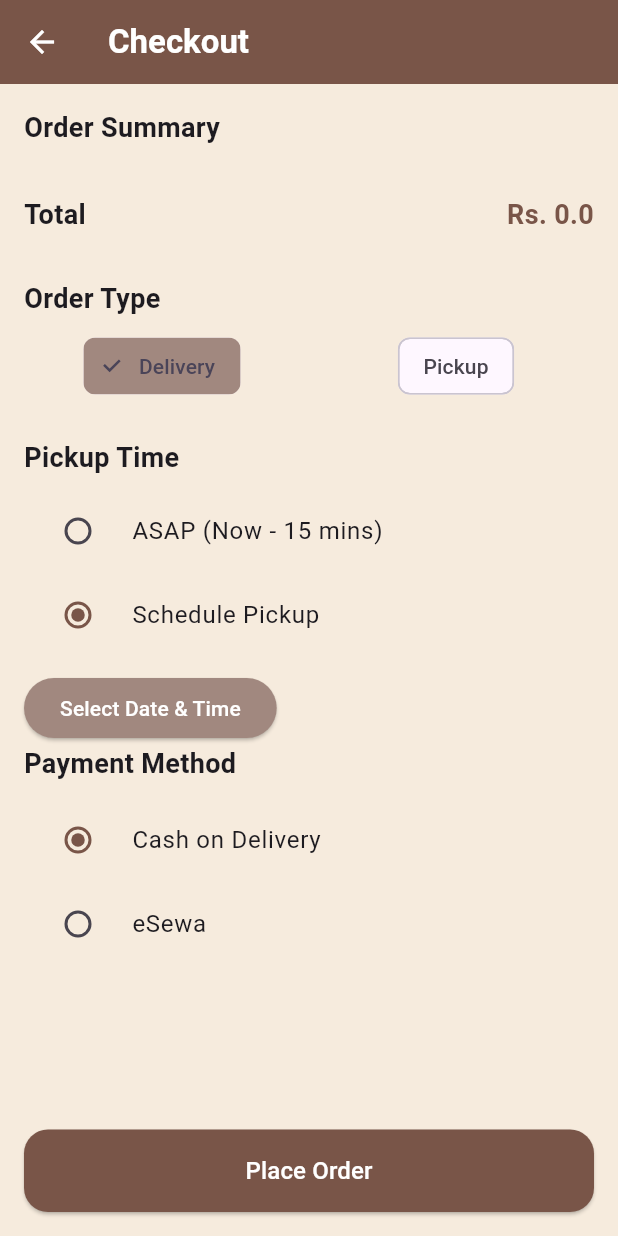
After one commit to anshuyas/daisy_brew, a Flutter app: the CheckoutScreen screen opened directly, after a tap on "Schedule Pickup", on a phone screen of 412 x 824 dp. The commit adds this screen. Run offline on Flutter 3.47's test engine with Material 3 defaults, Android fonts, the phone set to English and light mode, and no system bars; our stand-ins replace connectivity_plus, dartz, dio, equatable, flutter_riverpod, flutter_secure_storage and 5 more; missing offline and left inert: proximity_sensor, shake; accounts and stored records are empty; Roboto replaces fonts that are missing (Ubuntu).

Commit message:
created checkout page

```diff
--- a/lib/features/dashboard/presentation/pages/cart_screen.dart
+++ b/lib/features/dashboard/presentation/pages/cart_screen.dart
@@ -1,4 +1,5 @@
 import 'package:daisy_brew/features/auth/data/datasources/local/cart_local_datasource.dart';
+import 'package:daisy_brew/features/dashboard/presentation/pages/checkout_screen.dart';
 import 'package:flutter/material.dart';
 
 class CartScreen extends StatefulWidget {
@@ -29,6 +30,7 @@ class _CartScreenState extends State<CartScreen> {
               ),
             )
           : ListView.builder(
+              padding: const EdgeInsets.all(16),
               itemCount: cartItems.length,
               itemBuilder: (context, index) {
                 final item = cartItems[index];
@@ -57,6 +59,30 @@ class _CartScreenState extends State<CartScreen> {
                 );
               },
             ),
+      bottomNavigationBar: cartItems.isEmpty
+          ? null
+          : Padding(
+              padding: const EdgeInsets.all(16),
+              child: ElevatedButton(
+                style: ElevatedButton.styleFrom(
+                  backgroundColor: Colors.brown,
+                  padding: const EdgeInsets.symmetric(vertical: 16),
+                  shape: RoundedRectangleBorder(
+                    borderRadius: BorderRadius.circular(16),
+                  ),
+                ),
+                onPressed: () {
+                  Navigator.push(
+                    context,
+                    MaterialPageRoute(builder: (_) => const CheckoutScreen()),
+                  );
+                },
+                child: const Text(
+                  "Checkout",
+                  style: TextStyle(fontSize: 16, color: Colors.white),
+                ),
+              ),
+            ),
     );
   }
 }
--- /dev/null
+++ b/lib/features/dashboard/presentation/pages/checkout_screen.dart
@@ -0,0 +1,272 @@
+import 'package:daisy_brew/features/auth/data/datasources/local/cart_local_datasource.dart';
+import 'package:flutter/material.dart';
+
+class CheckoutScreen extends StatefulWidget {
+  const CheckoutScreen({super.key});
+
+  @override
+  State<CheckoutScreen> createState() => _CheckoutScreenState();
+}
+
+class _CheckoutScreenState extends State<CheckoutScreen> {
+  String selectedPayment = "Cash on Delivery";
+  String orderType = "Delivery";
+  String timeOption = "ASAP";
+  DateTime? scheduledDateTime;
+
+  double get totalPrice {
+    return CartLocalDataSource.items.fold(
+      0,
+      (sum, item) => sum + (item.product.price * item.quantity),
+    );
+  }
+
+  @override
+  Widget build(BuildContext context) {
+    final cartItems = CartLocalDataSource.items;
+
+    return Scaffold(
+      backgroundColor: const Color(0xFFF6EBDD),
+      appBar: AppBar(
+        title: const Text("Checkout"),
+        backgroundColor: Colors.brown,
+      ),
+      body: SingleChildScrollView(
+        padding: const EdgeInsets.all(16),
+        child: Column(
+          crossAxisAlignment: CrossAxisAlignment.start,
+          children: [
+            //Order Summary Title
+            const Text(
+              "Order Summary",
+              style: TextStyle(fontSize: 18, fontWeight: FontWeight.bold),
+            ),
+
+            const SizedBox(height: 12),
+
+            // Cart Items
+            ...cartItems.map((item) {
+              return Card(
+                margin: const EdgeInsets.only(bottom: 10),
+                child: ListTile(
+                  leading: Image.asset(
+                    item.product.image,
+                    width: 45,
+                    fit: BoxFit.contain,
+                  ),
+                  title: Text(item.product.name),
+                  subtitle: Text(
+                    "Qty: ${item.quantity} • Rs. ${item.product.price}",
+                  ),
+                  trailing: Text(
+                    "Rs. ${item.product.price * item.quantity}",
+                    style: const TextStyle(fontWeight: FontWeight.bold),
+                  ),
+                ),
+              );
+            }),
+
+            const SizedBox(height: 20),
+
+            // Total
+            Row(
+              mainAxisAlignment: MainAxisAlignment.spaceBetween,
+              children: [
+                const Text(
+                  "Total",
+                  style: TextStyle(fontSize: 18, fontWeight: FontWeight.bold),
+                ),
+                Text(
+                  "Rs. $totalPrice",
+                  style: const TextStyle(
+                    fontSize: 18,
+                    fontWeight: FontWeight.bold,
+                    color: Colors.brown,
+                  ),
+                ),
+              ],
+            ),
+
+            const SizedBox(height: 30),
+
+            //Delivery Address
+            //Order Type
+            const Text(
+              "Order Type",
+              style: TextStyle(fontSize: 18, fontWeight: FontWeight.bold),
+            ),
+
+            const SizedBox(height: 8),
+
+            Row(
+              children: [
+                Expanded(child: _orderTypeChip("Delivery")),
+                const SizedBox(width: 12),
+                Expanded(child: _orderTypeChip("Pickup")),
+              ],
+            ),
+
+            const SizedBox(height: 24),
+
+            //Time Option
+            const Text(
+              "Pickup Time",
+              style: TextStyle(fontSize: 18, fontWeight: FontWeight.bold),
+            ),
+
+            const SizedBox(height: 8),
+
+            Column(
+              children: [
+                RadioListTile(
+                  value: "ASAP",
+                  groupValue: timeOption,
+                  activeColor: Colors.brown,
+                  title: const Text("ASAP (Now - 15 mins)"),
+                  onChanged: (value) {
+                    setState(() {
+                      timeOption = value.toString();
+                    });
+                  },
+                ),
+                RadioListTile(
+                  value: "Schedule",
+                  groupValue: timeOption,
+                  activeColor: Colors.brown,
+                  title: const Text("Schedule Pickup"),
+                  onChanged: (value) {
+                    setState(() {
+                      timeOption = value.toString();
+                    });
+                  },
+                ),
+              ],
+            ),
+
+            if (timeOption == "Schedule") ...[
+              const SizedBox(height: 10),
+              ElevatedButton(
+                style: ElevatedButton.styleFrom(
+                  backgroundColor: Colors.brown.shade300,
+                ),
+                onPressed: () async {
+                  final date = await showDatePicker(
+                    context: context,
+                    firstDate: DateTime.now(),
+                    lastDate: DateTime.now().add(const Duration(days: 7)),
+                    initialDate: DateTime.now(),
+                  );
+
+                  if (date == null) return;
+
+                  final time = await showTimePicker(
+                    context: context,
+                    initialTime: TimeOfDay.now(),
+                  );
+
+                  if (time == null) return;
+
+                  setState(() {
+                    scheduledDateTime = DateTime(
+                      date.year,
+                      date.month,
+                      date.day,
+                      time.hour,
+                      time.minute,
+                    );
+                  });
+                },
+                child: const Text(
+                  "Select Date & Time",
+                  style: TextStyle(color: Colors.white),
+                ),
+              ),
+
+              if (scheduledDateTime != null)
+                Padding(
+                  padding: const EdgeInsets.only(top: 8),
+                  child: Text(
+                    "Scheduled for: ${scheduledDateTime.toString()}",
+                    style: const TextStyle(color: Colors.brown),
+                  ),
+                ),
+            ],
+
+            /// 💳 Payment Method
+            const Text(
+              "Payment Method",
+              style: TextStyle(fontSize: 18, fontWeight: FontWeight.bold),
+            ),
+
+            const SizedBox(height: 10),
+
+            Column(
+              children: [
+                _paymentOption("Cash on Delivery"),
+                _paymentOption("eSewa"),
+              ],
+            ),
+
+            const SizedBox(height: 100),
+          ],
+        ),
+      ),
+
+      ///  Place Order Button
+      bottomNavigationBar: Padding(
+        padding: const EdgeInsets.all(16),
+        child: ElevatedButton(
+          style: ElevatedButton.styleFrom(
+            backgroundColor: Colors.brown,
+            padding: const EdgeInsets.symmetric(vertical: 16),
+            shape: RoundedRectangleBorder(
+              borderRadius: BorderRadius.circular(16),
+            ),
+          ),
+          onPressed: () {
+            ScaffoldMessenger.of(context).showSnackBar(
+              const SnackBar(content: Text("Order Placed Successfully!")),
+            );
+
+            CartLocalDataSource.clear();
+
+            Navigator.pop(context);
+          },
+          child: const Text(
+            "Place Order",
+            style: TextStyle(fontSize: 16, color: Colors.white),
+          ),
+        ),
+      ),
+    );
+  }
+
+  Widget _paymentOption(String method) {
+    return RadioListTile(
+      value: method,
+      groupValue: selectedPayment,
+      activeColor: Colors.brown,
+      onChanged: (value) {
+        setState(() {
+          selectedPayment = value.toString();
+        });
+      },
+      title: Text(method),
+    );
+  }
+
+  Widget _orderTypeChip(String type) {
+    final selected = orderType == type;
+
+    return ChoiceChip(
+      label: Text(type),
+      selected: selected,
+      selectedColor: Colors.brown.shade300,
+      onSelected: (_) {
+        setState(() {
+          orderType = type;
+        });
+      },
+    );
+  }
+}
```
